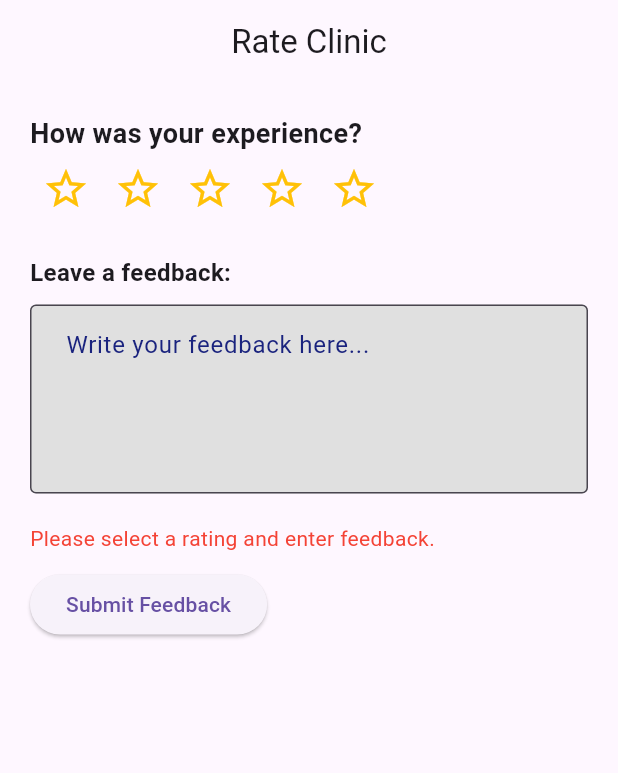
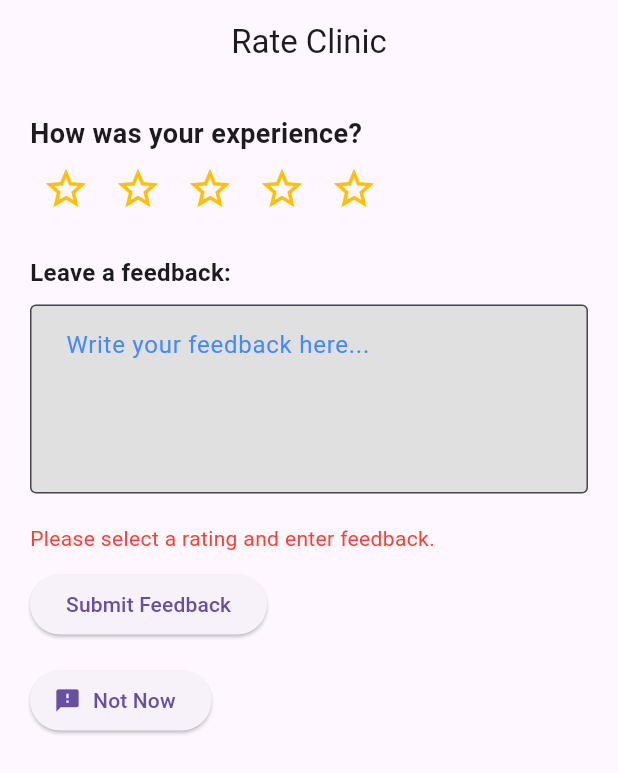
Before and after one commit to jvpm0930/repo_dentease, a Flutter app: the PatientFeedbackpage screen opened directly with empty values, after a tap on "Submit Feedback", on a phone screen of 412 x 824 dp. Shown: the top 773 px of the screen. Run offline on Flutter 3.47's test engine with Material 3 defaults, Android fonts, the phone set to English and light mode, and no system bars; our stand-ins replace camera, geolocator, google_maps_flutter, image_picker, shared_preferences, supabase_flutter and 1 more; accounts and stored records are empty.

Commit message:
05/02/25

```diff
--- a/lib/main.dart
+++ b/lib/main.dart
@@ -25,7 +25,7 @@ class MyApp extends StatelessWidget {
         inputDecorationTheme: InputDecorationTheme(
           filled: true,
           fillColor: Colors.grey[300], // Light grey background
-          hintStyle: TextStyle(color: Colors.indigo[900]), // Dark blue text
+          hintStyle: TextStyle(color: Colors.blueAccent), // Dark blue text
           border: OutlineInputBorder(
             borderRadius: BorderRadius.circular(30), // Rounded corners
             borderSide: BorderSide.none, // No border
--- a/lib/patients/patient_feedbackPage.dart
+++ b/lib/patients/patient_feedbackPage.dart
@@ -1,3 +1,4 @@
+import 'package:dentease/patients/patient_pagev2.dart';
 import 'package:flutter/material.dart';
 import 'package:supabase_flutter/supabase_flutter.dart';
 
@@ -41,6 +42,21 @@ class _PatientFeedbackpageState extends State<PatientFeedbackpage> {
     });
 
     try {
+      // Check if the user already submitted feedback for this clinic
+      final existing = await supabase
+          .from('feedbacks')
+          .select()
+          .eq('patient_id', user.id)
+          .eq('clinic_id', widget.clinicId)
+          .maybeSingle();
+
+      if (existing != null) {
+        setState(() {
+          errorMessage = "You have already submitted feedback for this clinic.";
+        });
+        return;
+      }
+
       await supabase.from('feedbacks').insert({
         'rating': selectedRating,
         'feedback': feedbackController.text.trim(),
@@ -63,6 +79,7 @@ class _PatientFeedbackpageState extends State<PatientFeedbackpage> {
       });
     }
   }
+
 
   Widget buildStar(int index) {
     return IconButton(
@@ -119,6 +136,20 @@ class _PatientFeedbackpageState extends State<PatientFeedbackpage> {
                     onPressed: submitFeedback,
                     child: const Text("Submit Feedback"),
                   ),
+            const SizedBox(height: 16),
+             ElevatedButton.icon(
+              onPressed: () {
+                Navigator.push(
+                  context,
+                  MaterialPageRoute(
+                    builder: (context) =>
+                        PatientPage(),
+                  ),
+                ); // refresh on return
+              },
+              icon: const Icon(Icons.feedback),
+              label: const Text("Not Now"),
+            ),
           ],
         ),
       ),
```
Also changed, not shown: 4 other files.
